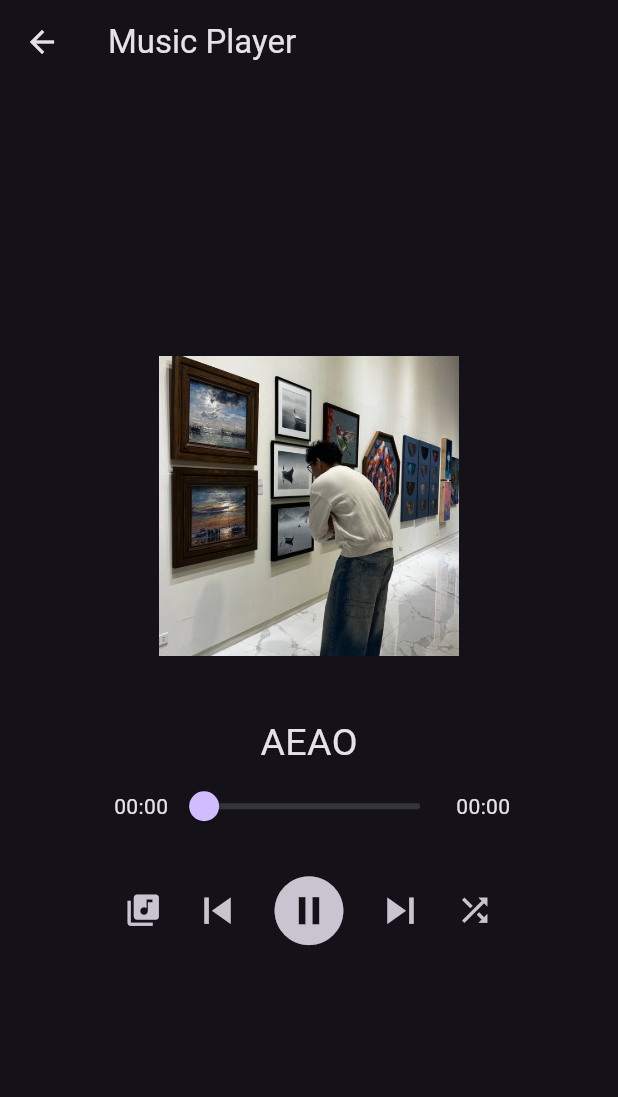
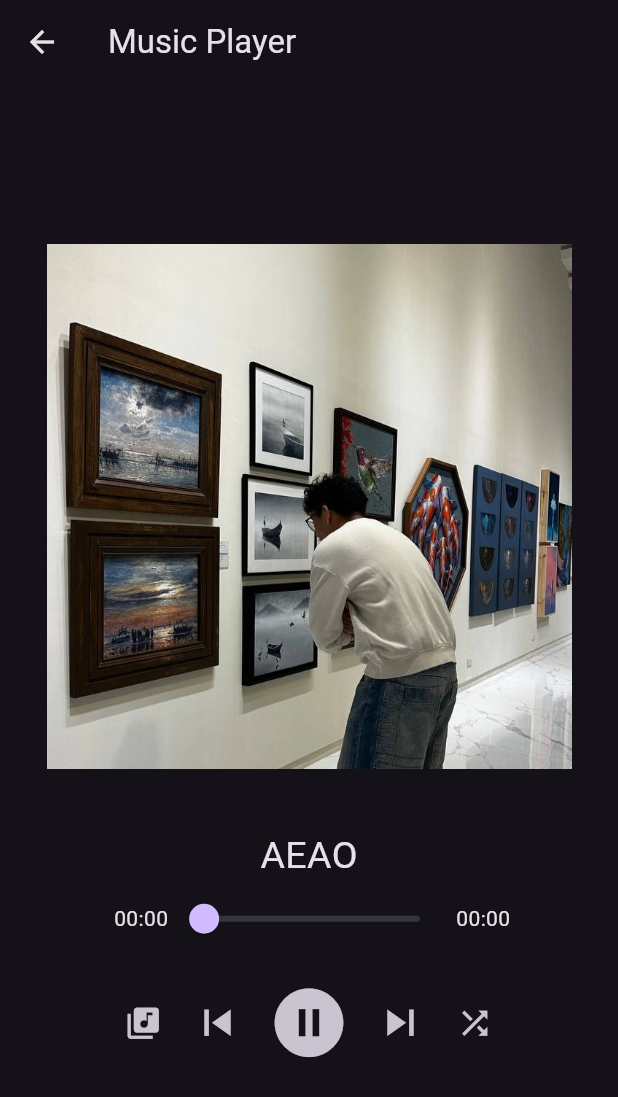
Before and after one commit to rainbowmole/app_development_w-_flutter, a Flutter app: the ActivityPage1 screen opened directly, on a phone screen of 412 x 824 dp. Shown: the top 1097 px of the screen. Run offline on Flutter 3.47's test engine with Material 3 defaults, Android fonts, the phone set to English and light mode, and no system bars; our stand-ins replace audioplayers.

Commit message:
updated version of app dev

```diff
--- a/lib/pages/act1_page.dart
+++ b/lib/pages/act1_page.dart
@@ -125,12 +125,9 @@ class _YourMusicPlayer extends State<ActivityPage1>{
 
             Image.asset(
               cover[_currentIndex % cover.length],
-              width: 200,
-              height: 200,
+              width: 350,
+              height: 350,
               fit: BoxFit.cover,
-              errorBuilder: (context, error, stackTrace) {
-                return const Icon(Icons.accessibility, size: 200, color: Colors.blueGrey);
-              },
             ),
 
             const SizedBox(height: 40),
--- a/pubspec.yaml
+++ b/pubspec.yaml
@@ -89,5 +89,5 @@ flutter:
   # For details regarding fonts from package dependencies,
   # see https://flutter.dev/custom-fonts/#from-packages
   assets:
+    - assets/cover/
     - assets/music/
-    - assets/cover/
```
Also changed, not shown: assets/cover/1.jpg, assets/cover/10.jpg, assets/cover/2.jpg, assets/cover/3.jpg, assets/cover/4.jpg, assets/cover/5.jpg, assets/cover/6.jpg, assets/cover/7.jpg, assets/cover/8.jpg, assets/cover/9.jpg.
